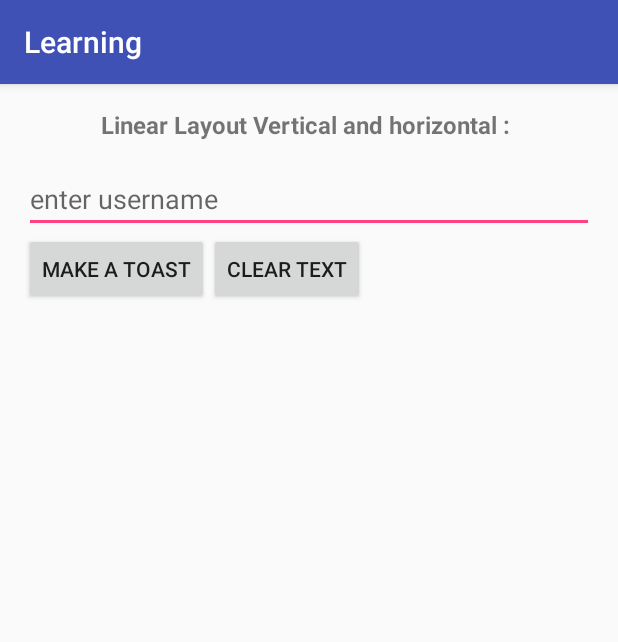
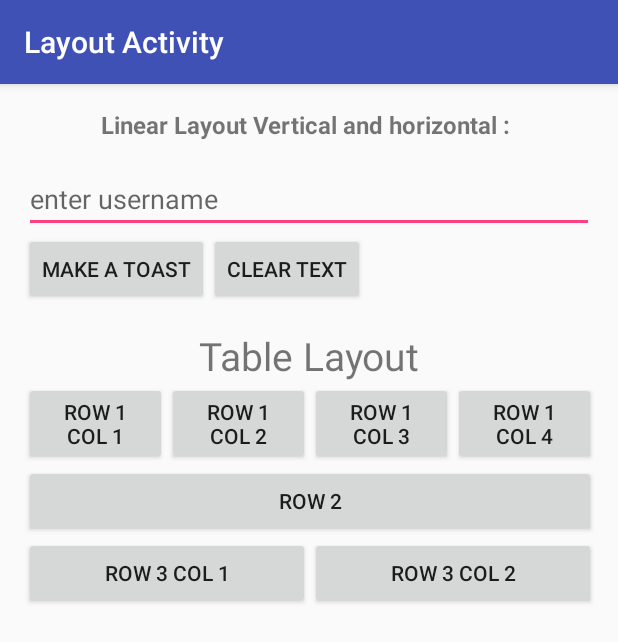
Before and after one commit to rodriguesnavil/Learning_Android, an Android app: the LayoutActivity screen opened directly, with no data from a screen before it, on a phone screen of 412 x 824 dp. Shown: the top 642 px of the screen. Run offline under Robolectric (Android 15) with nearby library versions, the phone set to English and light mode, and no system bars.

Commit message:
Completed code for layout java file

```diff
--- a/app/src/main/java/com/data/learning/learning/layout/LayoutActivity.java
+++ b/app/src/main/java/com/data/learning/learning/layout/LayoutActivity.java
@@ -17,6 +17,7 @@ public class LayoutActivity extends AppCompatActivity {
     protected void onCreate(Bundle savedInstanceState) {
         super.onCreate(savedInstanceState);
         setContentView(R.layout.layout_activity);
+        setTitle("Layout Activity");
         username= (EditText) findViewById(R.id.layoutuser);
         pop= (Button) findViewById(R.id.createtost);
         clear=(Button)findViewById(R.id.clear);
--- a/app/src/main/res/layout/layout_activity.xml
+++ b/app/src/main/res/layout/layout_activity.xml
@@ -16,13 +16,14 @@
             android:layout_centerHorizontal="true"
             android:text="Linear Layout Vertical and horizontal : "
             android:id="@+id/layouthead1"
-            android:layout_marginBottom="16dp"
+            android:layout_marginBottom="16sp"
             android:textSize="@dimen/standard_margin"
             android:textStyle="bold"/>
         <LinearLayout
             android:layout_width="match_parent"
             android:layout_height="wrap_content"
             android:orientation="vertical"
+            android:id="@+id/linearlay"
             android:layout_below="@+id/layouthead1">
 
             <EditText
@@ -58,7 +59,63 @@
             </LinearLayout>
 
         </LinearLayout>
+        <TextView
+            android:layout_width="match_parent"
+            android:layout_height="wrap_content"
+            android:id="@+id/layouthead2"
+            android:layout_below="@+id/linearlay"
+            android:text="Table Layout"
+            android:paddingTop="16sp"
+            android:gravity="center"
+            android:textSize="26sp"/>
+        <TableLayout
+            android:layout_width="match_parent"
+            android:layout_height="wrap_content"
+            android:id="@+id/tableLayout"
+            android:layout_below="@+id/layouthead2"
+            android:shrinkColumns="1,2,3,4"
+            >
 
+            <TableRow>
+                <Button
+                    android:layout_width="match_parent"
+                    android:layout_height="wrap_content"
+                    android:layout_column="1"
+                    android:text="Row 1 col 1"/>
+                <Button
+                    android:layout_width="match_parent"
+                    android:layout_height="wrap_content"
+                    android:layout_column="2"
+                    android:text="Row 1 col 2"/>
+                <Button
+                    android:layout_width="match_parent"
+                    android:layout_height="wrap_content"
+                    android:layout_column="3"
+                    android:text="Row 1 col 3"/>
+                <Button
+                    android:layout_width="match_parent"
+                    android:layout_height="wrap_content"
+                    android:layout_column="4"
+                    android:text="Row 1 col 4"/>
+            </TableRow>
 
+            <TableRow>
+                <Button
+                    android:layout_span="12"
+                    android:text="row 2"/>
+
+            </TableRow>
+
+            <TableRow>
+                <Button
+                    android:layout_span="3"
+                    android:text="Row 3 col 1"
+
+                    />
+                <Button android:layout_span="3"
+                    android:text="Row 3 col 2"
+                    />
+            </TableRow>
+        </TableLayout>
     </RelativeLayout>
 </ScrollView>
```
